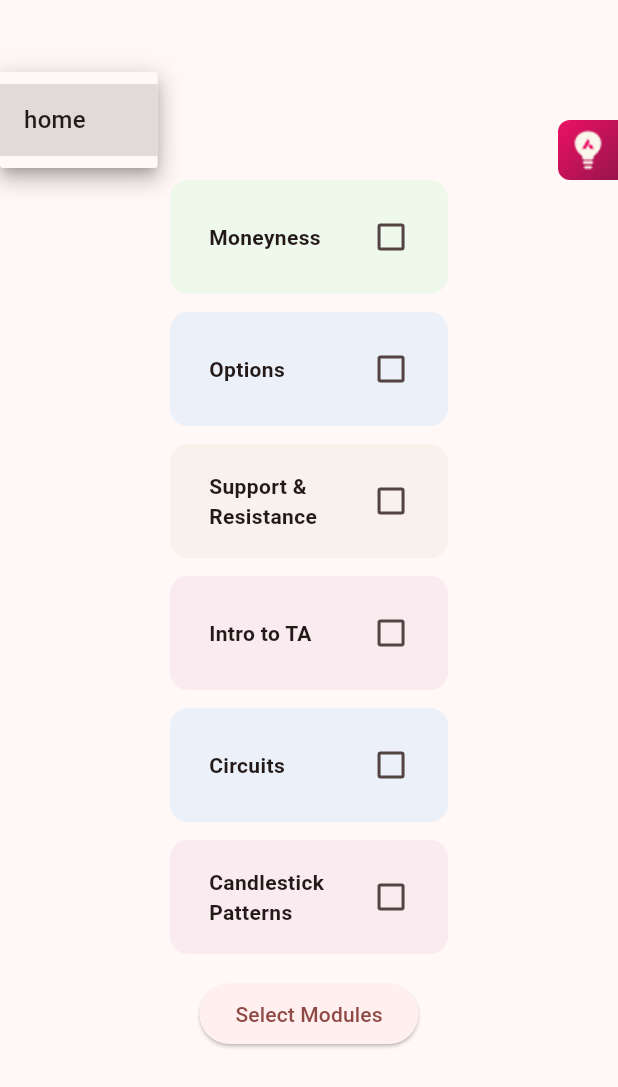
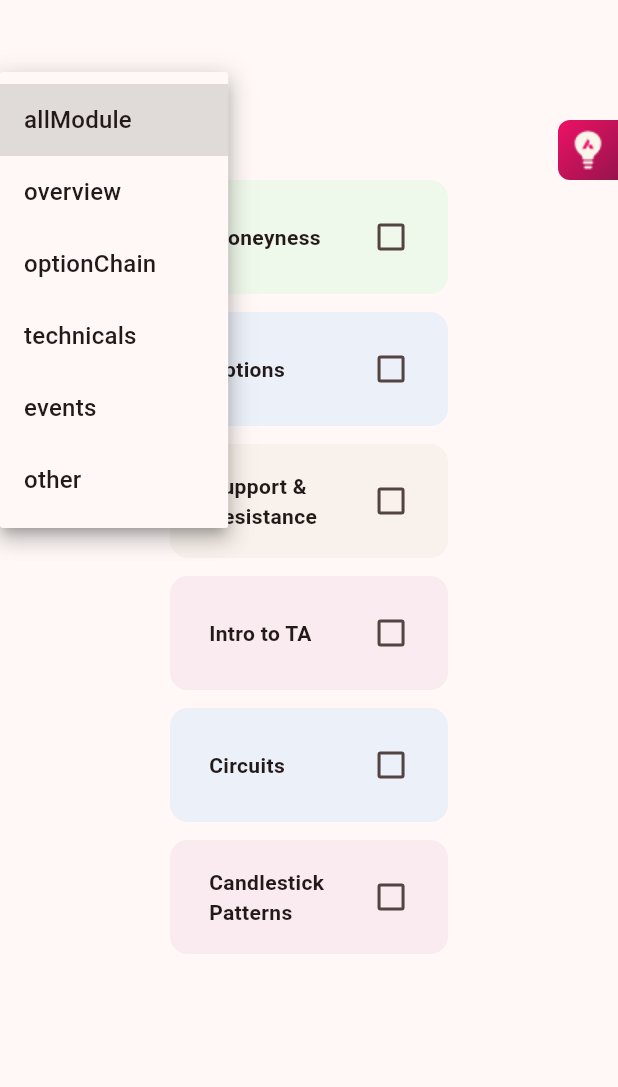
Before and after one commit to Tradeable/tradeable_learn, a Flutter app: the screen it shows after launch, after a tap on the "arrow drop down" icon, on a phone screen of 412 x 824 dp. Shown: the top 1087 px of the screen. Run offline on Flutter 3.47's test engine with Material 3 defaults, Android fonts, the phone set to English and light mode, and no system bars; our stand-ins replace dio, shimmer; missing offline and left inert: tradeable_learn_widget.

Commit message:
removed unused code

```diff
--- a/example/lib/axis_page_list.dart
+++ b/example/lib/axis_page_list.dart
@@ -1,5 +1,4 @@
 import 'package:flutter/material.dart';
-import 'package:tradeable_learn/models/tradeable_learn_module_model.dart';
 import 'package:tradeable_learn/tradeable_learn.dart';
 import 'package:tradeable_learn/utils/page_data.dart';
 
@@ -13,93 +12,10 @@ class AxisPageList extends StatefulWidget {
 class _AxisPageListState extends State<AxisPageList> {
   PageId? selectedPage;
   List<ModuleLabel> moduleLabels = [];
-  late List<TradeableLearnModuleModel> selectedModules = [];
-
-  final List<TradeableLearnModuleModel> customLearnModules = [
-    TradeableLearnModuleModel(
-      id: '291',
-      name: 'Moneyness',
-      description: '',
-      bgColor: 'EFF9EB',
-      iconUrl:
-          'https://tradeable-cms.s3.ap-south-1.amazonaws.com/lms_axis/level_icons/default.png',
-      isRelated: true,
-    ),
-    TradeableLearnModuleModel(
-      id: '290',
-      name: 'Options',
-      description: '',
-      bgColor: 'EBF0F9',
-      iconUrl:
-          'https://tradeable-cms.s3.ap-south-1.amazonaws.com/lms_axis/level_icons/default.png',
-      isRelated: false,
-    ),
-    TradeableLearnModuleModel(
-      id: '289',
-      name: 'Support & Resistance',
-      description: '',
-      bgColor: 'F9F1EB',
-      iconUrl:
-          'https://tradeable-cms.s3.ap-south-1.amazonaws.com/lms_axis/level_icons/volume.png',
-      isRelated: true,
-    ),
-    TradeableLearnModuleModel(
-      id: '288',
-      name: 'Intro to TA',
-      description: '',
-      bgColor: 'F9EBEF',
-      iconUrl:
-          'https://tradeable-cms.s3.ap-south-1.amazonaws.com/lms_axis/level_icons/market_depth.png',
-      isRelated: true,
-    ),
-  ];
 
   @override
   void initState() {
     super.initState();
-  }
-
-  void _showMultiSelectDropdown() {
-    showDialog(
-      context: context,
-      builder: (BuildContext context) {
-        return StatefulBuilder(
-          builder: (context, setState) {
-            return AlertDialog(
-              title: const Text("Select Modules"),
-              content: SingleChildScrollView(
-                child: Column(
-                  children: customLearnModules.map((module) {
-                    return CheckboxListTile(
-                      title: Text(module.name),
-                      value: selectedModules.contains(module),
-                      onChanged: (isChecked) {
-                        setState(() {
-                          if (isChecked == true) {
-                            if (!selectedModules.contains(module)) {
-                              selectedModules.add(module);
-                            }
-                          } else {
-                            selectedModules.remove(module);
-                          }
-                        });
-                        this.setState(() {});
-                      },
-                    );
-                  }).toList(),
-                ),
-              ),
-              actions: [
-                TextButton(
-                  onPressed: () => Navigator.pop(context),
-                  child: const Text("Close"),
-                ),
-              ],
-            );
-          },
-        );
-      },
-    );
   }
 
   @override
@@ -149,10 +65,6 @@ class _AxisPageListState extends State<AxisPageList> {
                     moduleLabels = newSelection.toList(growable: true);
                   });
                 },
-              ),
-              ElevatedButton(
-                onPressed: _showMultiSelectDropdown,
-                child: const Text("Select Modules"),
               ),
             ],
           ),
--- a/lib/utils/page_data.dart
+++ b/lib/utils/page_data.dart
@@ -1,12 +1,29 @@
 import 'package:tradeable_learn/models/tradeable_learn_module_model.dart';
 
-enum PageId { home }
+enum PageId {
+  allModule, //default
+  overview,
+  optionChain,
+  technicals,
+  events,
+  other,
+}
 
 extension PageIdValue on PageId {
   int get value {
     switch (this) {
-      case PageId.home:
+      case PageId.allModule:
         return 1;
+      case PageId.overview:
+        return 8;
+      case PageId.optionChain:
+        return 9;
+      case PageId.technicals:
+        return 10;
+      case PageId.events:
+        return 11;
+      case PageId.other:
+        return 12;
     }
   }
 }
```
